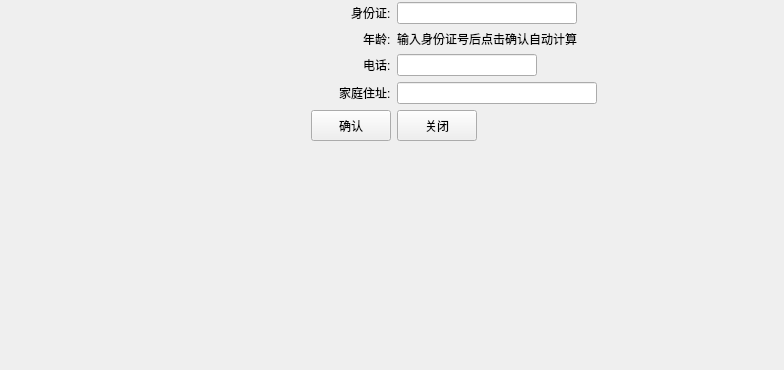
sayazaaa/SmMed, file commonuser/information.ui: the form before one commit; both pictures show x 0 to 784 and y 285 to 655 of the 784 by 655 pixel window.
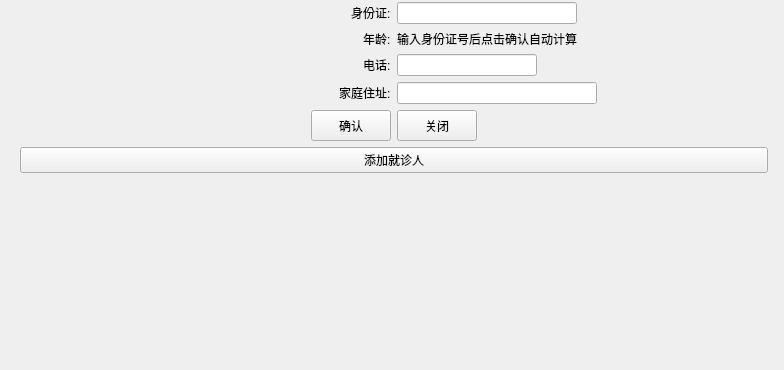
The form after the commit. Icons and pictures are not drawn.

The edit to the form file:
```diff
--- a/commonuser/information.ui
+++ b/commonuser/information.ui
@@ -28,8 +28,8 @@
        <height>637</height>
       </size>
      </property>
-     <layout class="QGridLayout" name="inf_lay">
-      <item row="0" column="0">
+     <layout class="QVBoxLayout" name="verticalLayout">
+      <item>
        <layout class="QHBoxLayout" name="inf_title">
         <item>
          <widget class="QLabel" name="label_2">
@@ -92,8 +92,6 @@
         </item>
        </layout>
       </item>
-      <item row="2" column="0">
-       <layout class="QVBoxLayout" name="verticalLayout">
         <item>
          <layout class="QGridLayout" name="gridLayout">
           <item row="2" column="0">
@@ -270,6 +268,13 @@
           </item>
          </layout>
         </item>
+      <item>
+       <widget class="QPushButton" name="pushButton">
+        <property name="text">
+         <string>添加就诊人</string>
+        </property>
+       </widget>
+      </item>
         <item>
          <spacer name="verticalSpacer_2">
           <property name="orientation">
@@ -277,13 +282,11 @@
           </property>
           <property name="sizeHint" stdset="0">
            <size>
-            <width>20</width>
-            <height>180</height>
+          <width>743</width>
+          <height>115</height>
            </size>
           </property>
          </spacer>
-        </item>
-       </layout>
       </item>
      </layout>
     </widget>
```
Lines whose indentation alone changed are shown as unchanged.
